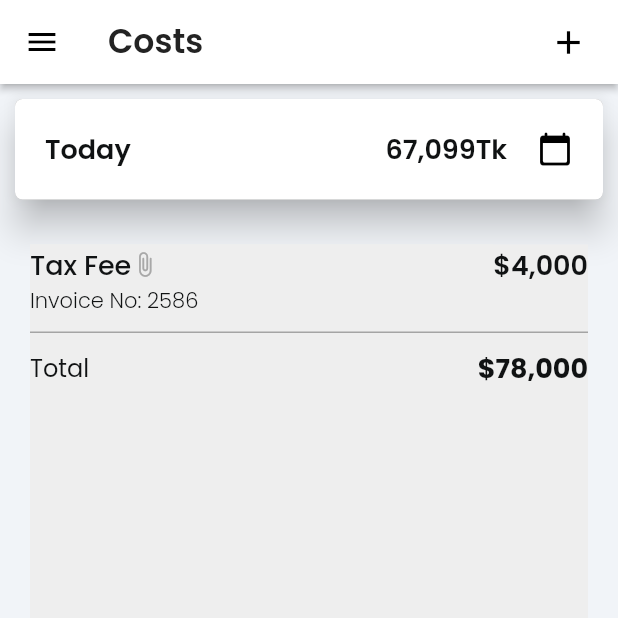
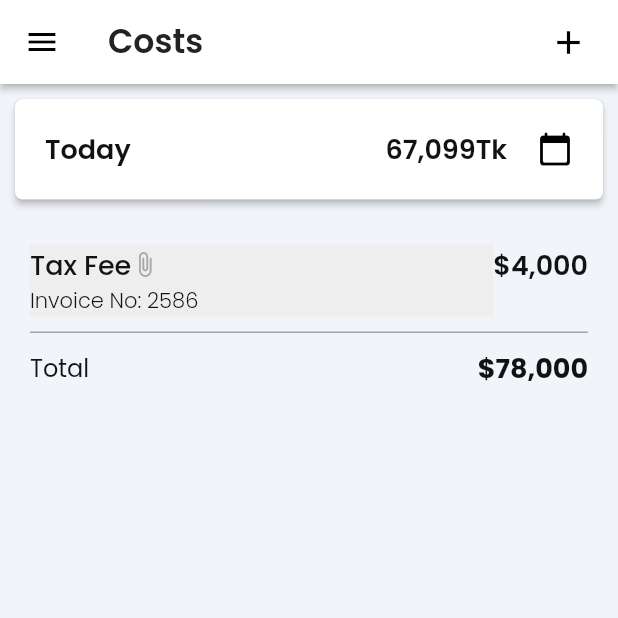
Before and after one commit to mdrashedbinkuddus/rsenterperise-admin, a Flutter app: the CostsWidget screen opened directly, on a phone screen of 412 x 824 dp, the top half of it. Run offline on Flutter 3.47's test engine with Material 2 defaults, Android fonts, the phone set to English and light mode, and no system bars; our stand-ins replace auto_size_text, built_collection, built_value, cloud_firestore, easy_debounce, file_picker and 14 more; missing offline and left inert: json_path, mime_type; accounts and stored records are empty; generated files the repository leaves out were written again; network calls fail.

Commit message:
Updating to latest FlutterFlow output.

```diff
--- a/lib/costs/costs_widget.dart
+++ b/lib/costs/costs_widget.dart
@@ -336,7 +336,7 @@ class _CostsWidgetState extends State<CostsWidget> {
                 padding: EdgeInsetsDirectional.fromSTEB(10, 10, 10, 10),
                 child: Material(
                   color: Colors.transparent,
-                  elevation: 10,
+                  elevation: 2,
                   shape: RoundedRectangleBorder(
                     borderRadius: BorderRadius.circular(5),
                   ),
@@ -423,9 +423,7 @@ class _CostsWidgetState extends State<CostsWidget> {
                   child: Container(
                     width: MediaQuery.of(context).size.width,
                     height: double.infinity,
-                    decoration: BoxDecoration(
-                      color: Color(0xFFEEEEEE),
-                    ),
+                    decoration: BoxDecoration(),
                     child: SingleChildScrollView(
                       child: Column(
                         mainAxisSize: MainAxisSize.max,
--- a/lib/party_list/party_list_widget.dart
+++ b/lib/party_list/party_list_widget.dart
@@ -382,7 +382,6 @@ class _PartyListWidgetState extends State<PartyListWidget> {
                         child: Card(
                           clipBehavior: Clip.antiAliasWithSaveLayer,
                           color: Color(0xFFF5F5F5),
-                          elevation: 8,
                           child: Row(
                             mainAxisSize: MainAxisSize.max,
                             children: [
```
